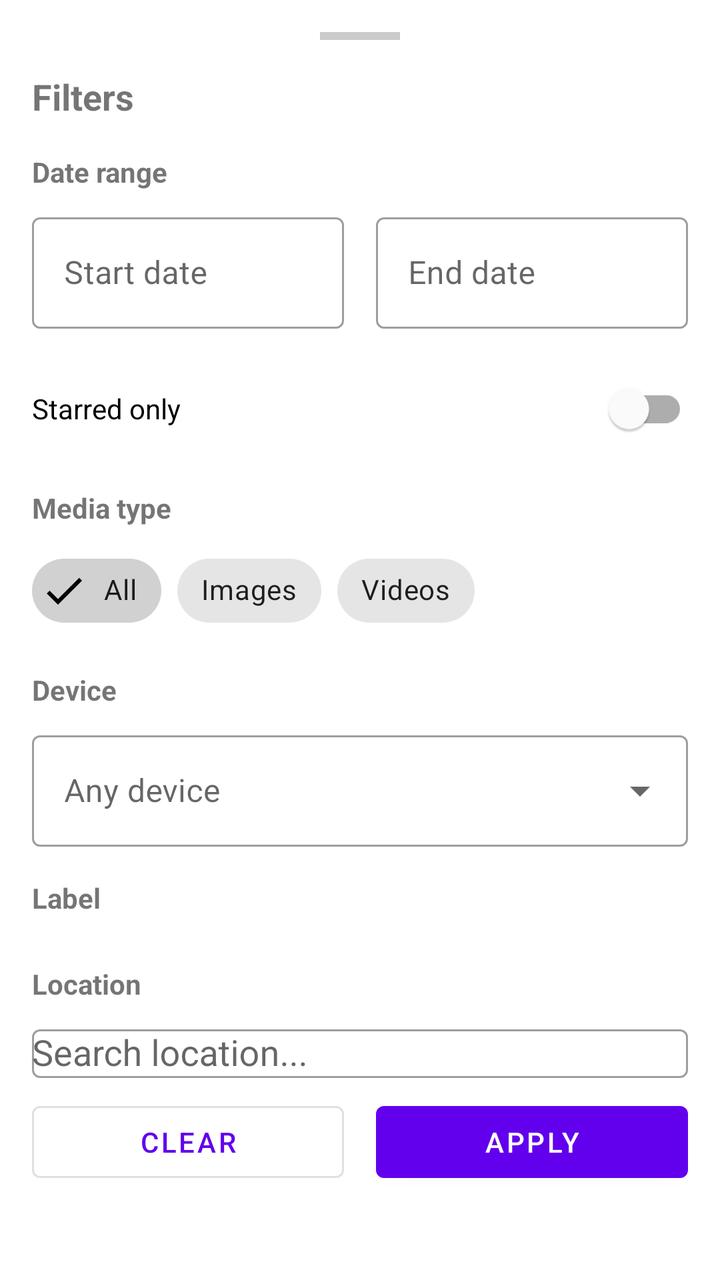
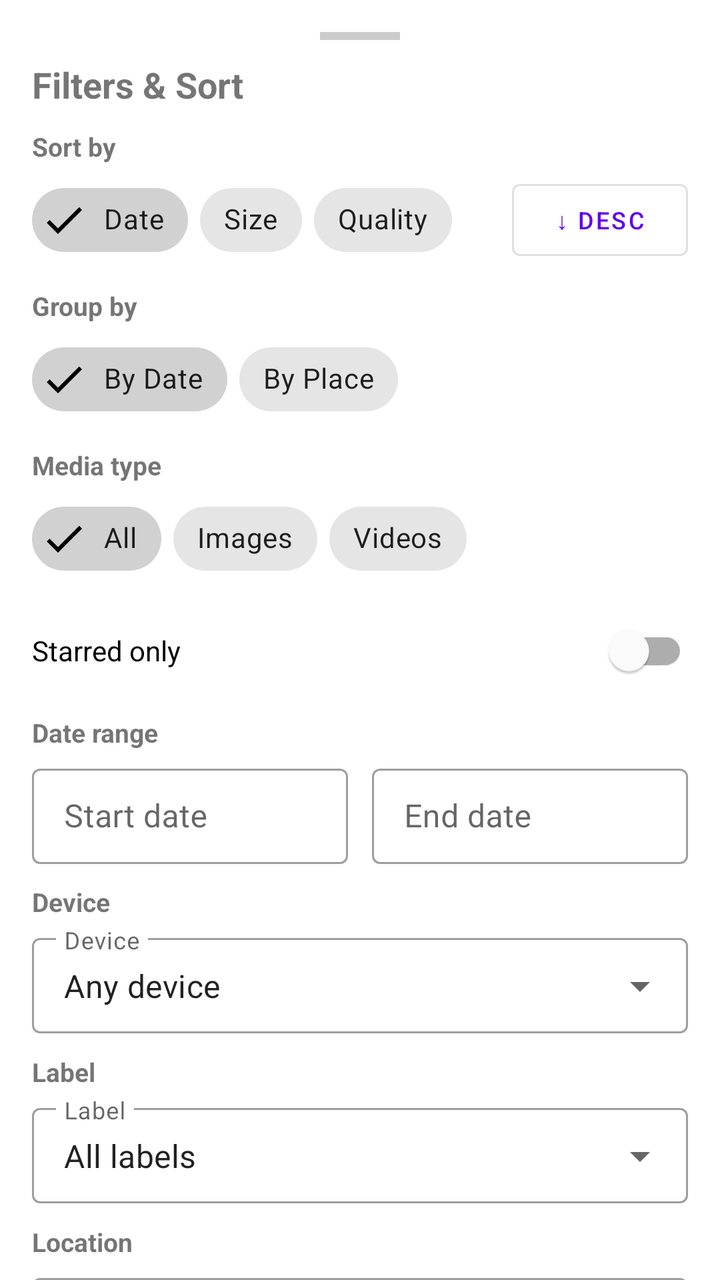

Before-and-after screenshots of an Android layout around one commit, followed by the original layout XML and the change that was made.
<!-- AndroidManifest.xml: application theme Theme.Reminisce -->
<!-- res/layout/fragment_filter_bottom_sheet.xml -->
<?xml version="1.0" encoding="utf-8"?>
<androidx.core.widget.NestedScrollView xmlns:android="http://schemas.android.com/apk/res/android"
    xmlns:app="http://schemas.android.com/apk/res-auto"
    android:layout_width="match_parent"
    android:layout_height="wrap_content"
    android:clipToPadding="false">

    <LinearLayout
        android:layout_width="match_parent"
        android:layout_height="wrap_content"
        android:orientation="vertical"
        android:padding="16dp">

        
        <View
            android:layout_width="40dp"
            android:layout_height="4dp"
            android:layout_gravity="center_horizontal"
            android:layout_marginBottom="16dp"
            android:background="#CCCCCC" />

        <TextView
            android:layout_width="wrap_content"
            android:layout_height="wrap_content"
            android:text="Filters"
            android:textSize="18sp"
            android:textStyle="bold"
            android:layout_marginBottom="16dp" />

        
        <TextView
            android:layout_width="wrap_content"
            android:layout_height="wrap_content"
            android:text="Date range"
            android:textSize="14sp"
            android:textStyle="bold"
            android:layout_marginBottom="8dp" />

        <LinearLayout
            android:layout_width="match_parent"
            android:layout_height="wrap_content"
            android:orientation="horizontal"
            android:layout_marginBottom="16dp">

            <com.google.android.material.textfield.TextInputLayout
                android:layout_width="0dp"
                android:layout_height="wrap_content"
                android:layout_weight="1"
                android:layout_marginEnd="8dp"
                android:hint="Start date"
                style="@style/Widget.MaterialComponents.TextInputLayout.OutlinedBox">

                <com.google.android.material.textfield.TextInputEditText
                    android:id="@+id/startDateField"
                    android:layout_width="match_parent"
                    android:layout_height="wrap_content"
                    android:focusable="false"
                    android:inputType="none"
                    android:maxLines="1" />

            </com.google.android.material.textfield.TextInputLayout>

            <com.google.android.material.textfield.TextInputLayout
                android:layout_width="0dp"
                android:layout_height="wrap_content"
                android:layout_weight="1"
                android:layout_marginStart="8dp"
                android:hint="End date"
                style="@style/Widget.MaterialComponents.TextInputLayout.OutlinedBox">

                <com.google.android.material.textfield.TextInputEditText
                    android:id="@+id/endDateField"
                    android:layout_width="match_parent"
                    android:layout_height="wrap_content"
                    android:focusable="false"
                    android:inputType="none"
                    android:maxLines="1" />

            </com.google.android.material.textfield.TextInputLayout>

        </LinearLayout>

        <com.google.android.material.button.MaterialButton
            android:id="@+id/clearDatesButton"
            android:layout_width="wrap_content"
            android:layout_height="wrap_content"
            android:text="Clear dates"
            android:visibility="gone"
            android:layout_gravity="end"
            style="@style/Widget.MaterialComponents.Button.TextButton" />

        
        <com.google.android.material.switchmaterial.SwitchMaterial
            android:id="@+id/starredSwitch"
            android:layout_width="match_parent"
            android:layout_height="wrap_content"
            android:layout_marginBottom="16dp"
            android:text="Starred only" />

        
        <TextView
            android:layout_width="wrap_content"
            android:layout_height="wrap_content"
            android:text="Media type"
            android:textSize="14sp"
            android:textStyle="bold"
            android:layout_marginBottom="8dp" />

        <com.google.android.material.chip.ChipGroup
            android:id="@+id/mediaTypeChipGroup"
            android:layout_width="match_parent"
            android:layout_height="wrap_content"
            android:layout_marginBottom="16dp"
            app:singleSelection="true"
            app:selectionRequired="true">

            <com.google.android.material.chip.Chip
                android:id="@+id/filterChipAll"
                android:layout_width="wrap_content"
                android:layout_height="wrap_content"
                android:text="All"
                android:checked="true"
                style="@style/Widget.MaterialComponents.Chip.Filter" />

            <com.google.android.material.chip.Chip
                android:id="@+id/filterChipImages"
                android:layout_width="wrap_content"
                android:layout_height="wrap_content"
                android:text="Images"
                style="@style/Widget.MaterialComponents.Chip.Filter" />

            <com.google.android.material.chip.Chip
                android:id="@+id/filterChipVideos"
                android:layout_width="wrap_content"
                android:layout_height="wrap_content"
                android:text="Videos"
                style="@style/Widget.MaterialComponents.Chip.Filter" />

        </com.google.android.material.chip.ChipGroup>

        
        <TextView
            android:layout_width="wrap_content"
            android:layout_height="wrap_content"
            android:text="Device"
            android:textSize="14sp"
            android:textStyle="bold"
            android:layout_marginBottom="8dp" />

        <com.google.android.material.textfield.TextInputLayout
            android:layout_width="match_parent"
            android:layout_height="wrap_content"
            android:layout_marginBottom="16dp"
            android:hint="Any device"
            style="@style/Widget.MaterialComponents.TextInputLayout.OutlinedBox.ExposedDropdownMenu">

            <com.google.android.material.textfield.MaterialAutoCompleteTextView
                android:id="@+id/deviceDropdown"
                android:layout_width="match_parent"
                android:layout_height="wrap_content"
                android:inputType="none" />

        </com.google.android.material.textfield.TextInputLayout>

        
        <TextView
            android:layout_width="wrap_content"
            android:layout_height="wrap_content"
            android:text="Label"
            android:textSize="14sp"
            android:textStyle="bold"
            android:layout_marginBottom="8dp" />

        <com.google.android.material.chip.ChipGroup
            android:id="@+id/labelChipGroup"
            android:layout_width="match_parent"
            android:layout_height="wrap_content"
            android:layout_marginBottom="16dp"
            app:singleSelection="true">
            
        </com.google.android.material.chip.ChipGroup>

        
        <TextView
            android:layout_width="wrap_content"
            android:layout_height="wrap_content"
            android:text="Location"
            android:textSize="14sp"
            android:textStyle="bold"
            android:layout_marginBottom="8dp" />

        <com.google.android.material.textfield.TextInputLayout
            android:layout_width="match_parent"
            android:layout_height="wrap_content"
            android:hint="Search location..."
            style="@style/Widget.MaterialComponents.TextInputLayout.OutlinedBox">

            <com.google.android.material.textfield.MaterialAutoCompleteTextView
                android:id="@+id/locationSearchField"
                android:layout_width="match_parent"
                android:layout_height="wrap_content"
                android:inputType="text"
                android:completionThreshold="2" />

        </com.google.android.material.textfield.TextInputLayout>

        <com.google.android.material.button.MaterialButton
            android:id="@+id/clearLocationButton"
            android:layout_width="wrap_content"
            android:layout_height="wrap_content"
            android:text="Clear location"
            android:visibility="gone"
            android:layout_gravity="end"
            android:layout_marginBottom="4dp"
            style="@style/Widget.MaterialComponents.Button.TextButton" />

        <LinearLayout
            android:id="@+id/radiusSection"
            android:layout_width="match_parent"
            android:layout_height="wrap_content"
            android:orientation="vertical"
            android:visibility="gone">

            <TextView
                android:layout_width="wrap_content"
                android:layout_height="wrap_content"
                android:text="Radius (km)"
                android:textSize="12sp"
                android:layout_marginTop="8dp"
                android:layout_marginBottom="4dp" />

            <com.google.android.material.slider.Slider
                android:id="@+id/locationRadiusSlider"
                android:layout_width="match_parent"
                android:layout_height="wrap_content"
                android:layout_marginBottom="16dp"
                android:valueFrom="1"
                android:valueTo="500"
                android:stepSize="1"
                android:value="10" />
        </LinearLayout>

        
        <LinearLayout
            android:layout_width="match_parent"
            android:layout_height="wrap_content"
            android:orientation="horizontal"
            android:layout_marginTop="8dp">

            <com.google.android.material.button.MaterialButton
                android:id="@+id/clearButton"
                android:layout_width="0dp"
                android:layout_height="wrap_content"
                android:layout_weight="1"
                android:layout_marginEnd="8dp"
                android:text="Clear"
                style="@style/Widget.MaterialComponents.Button.OutlinedButton" />

            <com.google.android.material.button.MaterialButton
                android:id="@+id/applyButton"
                android:layout_width="0dp"
                android:layout_height="wrap_content"
                android:layout_weight="1"
                android:layout_marginStart="8dp"
                android:text="Apply" />

        </LinearLayout>

    </LinearLayout>

</androidx.core.widget.NestedScrollView>
<!-- resources referenced by this layout -->
<resources>
  <style name="Theme.Reminisce" parent="Theme.MaterialComponents.DayNight.DarkActionBar">
          
          <item name="colorPrimary">@color/purple_500</item>
          <item name="colorPrimaryVariant">@color/purple_700</item>
          <item name="colorOnPrimary">@color/white</item>
          
          <item name="colorSecondary">@color/teal_200</item>
          <item name="colorSecondaryVariant">@color/teal_700</item>
          <item name="colorOnSecondary">@color/black</item>
          
          <item name="android:statusBarColor">?attr/colorPrimaryVariant</item>
          
      </style>
  <color name="purple_500">#FF6200EE</color>
  <color name="purple_700">#FF3700B3</color>
  <color name="white">#FFFFFFFF</color>
  <color name="teal_200">#FF03DAC5</color>
  <color name="teal_700">#FF018786</color>
  <color name="black">#FF000000</color>
</resources>

<!-- the commit's change to res/layout/fragment_filter_bottom_sheet.xml (unified diff, before → after) -->
@@ -16,39 +16,188 @@
             android:layout_width="40dp"
             android:layout_height="4dp"
             android:layout_gravity="center_horizontal"
-            android:layout_marginBottom="16dp"
+            android:layout_marginBottom="10dp"
             android:background="#CCCCCC" />
 
         <TextView
             android:layout_width="wrap_content"
             android:layout_height="wrap_content"
-            android:text="Filters"
+            android:text="Filters &amp; Sort"
             android:textSize="18sp"
             android:textStyle="bold"
-            android:layout_marginBottom="16dp" />
+            android:layout_marginBottom="10dp" />
+
+        
+        <TextView
+            android:layout_width="wrap_content"
+            android:layout_height="wrap_content"
+            android:text="Sort by"
+            android:textSize="13sp"
+            android:textStyle="bold"
+            android:layout_marginBottom="4dp" />
+
+        <LinearLayout
+            android:layout_width="match_parent"
+            android:layout_height="wrap_content"
+            android:orientation="horizontal"
+            android:gravity="center_vertical"
+            android:layout_marginBottom="10dp">
+
+            <com.google.android.material.chip.ChipGroup
+                android:id="@+id/sortChipGroup"
+                android:layout_width="0dp"
+                android:layout_height="wrap_content"
+                android:layout_weight="1"
+                app:chipSpacingHorizontal="6dp"
+                app:singleSelection="true"
+                app:selectionRequired="true">
+
+                <com.google.android.material.chip.Chip
+                    android:id="@+id/sortDateChip"
+                    android:layout_width="wrap_content"
+                    android:layout_height="wrap_content"
+                    android:text="Date"
+                    android:checked="true"
+                    style="@style/Widget.MaterialComponents.Chip.Filter" />
+
+                <com.google.android.material.chip.Chip
+                    android:id="@+id/sortSizeChip"
+                    android:layout_width="wrap_content"
+                    android:layout_height="wrap_content"
+                    android:text="Size"
+                    style="@style/Widget.MaterialComponents.Chip.Filter" />
+
+                <com.google.android.material.chip.Chip
+                    android:id="@+id/sortQualityChip"
+                    android:layout_width="wrap_content"
+                    android:layout_height="wrap_content"
+                    android:text="Quality"
+                    style="@style/Widget.MaterialComponents.Chip.Filter" />
+
+            </com.google.android.material.chip.ChipGroup>
+
+            <com.google.android.material.button.MaterialButton
+                android:id="@+id/sortOrderButton"
+                android:layout_width="wrap_content"
+                android:layout_height="36dp"
+                android:layout_marginStart="6dp"
+                android:insetTop="0dp"
+                android:insetBottom="0dp"
+                android:paddingStart="10dp"
+                android:paddingEnd="10dp"
+                android:text="↓ Desc"
+                android:textSize="12sp"
+                style="@style/Widget.MaterialComponents.Button.OutlinedButton" />
+
+        </LinearLayout>
+
+        
+        <TextView
+            android:layout_width="wrap_content"
+            android:layout_height="wrap_content"
+            android:text="Group by"
+            android:textSize="13sp"
+            android:textStyle="bold"
+            android:layout_marginBottom="4dp" />
+
+        <com.google.android.material.chip.ChipGroup
+            android:id="@+id/groupByChipGroup"
+            android:layout_width="match_parent"
+            android:layout_height="wrap_content"
+            android:layout_marginBottom="10dp"
+            app:chipSpacingHorizontal="6dp"
+            app:singleSelection="true"
+            app:selectionRequired="true">
+
+            <com.google.android.material.chip.Chip
+                android:id="@+id/groupByDateChip"
+                android:layout_width="wrap_content"
+                android:layout_height="wrap_content"
+                android:text="By Date"
+                android:checked="true"
+                style="@style/Widget.MaterialComponents.Chip.Filter" />
+
+            <com.google.android.material.chip.Chip
+                android:id="@+id/groupByPlaceChip"
+                android:layout_width="wrap_content"
+                android:layout_height="wrap_content"
+                android:text="By Place"
+                style="@style/Widget.MaterialComponents.Chip.Filter" />
+
+        </com.google.android.material.chip.ChipGroup>
+
+        
+        <TextView
+            android:layout_width="wrap_content"
+            android:layout_height="wrap_content"
+            android:text="Media type"
+            android:textSize="13sp"
+            android:textStyle="bold"
+            android:layout_marginBottom="4dp" />
+
+        <com.google.android.material.chip.ChipGroup
+            android:id="@+id/mediaTypeChipGroup"
+            android:layout_width="match_parent"
+            android:layout_height="wrap_content"
+            android:layout_marginBottom="8dp"
+            app:chipSpacingHorizontal="6dp"
+            app:singleSelection="true"
+            app:selectionRequired="true">
+
+            <com.google.android.material.chip.Chip
+                android:id="@+id/filterChipAll"
+                android:layout_width="wrap_content"
+                android:layout_height="wrap_content"
+                android:text="All"
+                android:checked="true"
+                style="@style/Widget.MaterialComponents.Chip.Filter" />
+
+            <com.google.android.material.chip.Chip
+                android:id="@+id/filterChipImages"
+                android:layout_width="wrap_content"
+                android:layout_height="wrap_content"
+                android:text="Images"
+                style="@style/Widget.MaterialComponents.Chip.Filter" />
+
+            <com.google.android.material.chip.Chip
+                android:id="@+id/filterChipVideos"
+                android:layout_width="wrap_content"
+                android:layout_height="wrap_content"
+                android:text="Videos"
+                style="@style/Widget.MaterialComponents.Chip.Filter" />
+
+        </com.google.android.material.chip.ChipGroup>
+
+        
+        <com.google.android.material.switchmaterial.SwitchMaterial
+            android:id="@+id/starredSwitch"
+            android:layout_width="match_parent"
+            android:layout_height="wrap_content"
+            android:layout_marginBottom="8dp"
+            android:text="Starred only" />
 
         
         <TextView
             android:layout_width="wrap_content"
             android:layout_height="wrap_content"
             android:text="Date range"
-            android:textSize="14sp"
-            android:textStyle="bold"
-            android:layout_marginBottom="8dp" />
+            android:textSize="13sp"
+            android:textStyle="bold"
+            android:layout_marginBottom="4dp" />
 
         <LinearLayout
             android:layout_width="match_parent"
             android:layout_height="wrap_content"
             android:orientation="horizontal"
-            android:layout_marginBottom="16dp">
+            android:layout_marginBottom="4dp">
 
             <com.google.android.material.textfield.TextInputLayout
                 android:layout_width="0dp"
                 android:layout_height="wrap_content"
                 android:layout_weight="1"
-                android:layout_marginEnd="8dp"
+                android:layout_marginEnd="6dp"
                 android:hint="Start date"
-                style="@style/Widget.MaterialComponents.TextInputLayout.OutlinedBox">
+                style="@style/Widget.MaterialComponents.TextInputLayout.OutlinedBox.Dense">
 
                 <com.google.android.material.textfield.TextInputEditText
                     android:id="@+id/startDateField"
@@ -64,9 +213,9 @@
                 android:layout_width="0dp"
                 android:layout_height="wrap_content"
                 android:layout_weight="1"
-                android:layout_marginStart="8dp"
+                android:layout_marginStart="6dp"
                 android:hint="End date"
-                style="@style/Widget.MaterialComponents.TextInputLayout.OutlinedBox">
+                style="@style/Widget.MaterialComponents.TextInputLayout.OutlinedBox.Dense">
 
                 <com.google.android.material.textfield.TextInputEditText
                     android:id="@+id/endDateField"
@@ -90,74 +239,28 @@
             style="@style/Widget.MaterialComponents.Button.TextButton" />
 
         
-        <com.google.android.material.switchmaterial.SwitchMaterial
-            android:id="@+id/starredSwitch"
-            android:layout_width="match_parent"
-            android:layout_height="wrap_content"
-            android:layout_marginBottom="16dp"
-            android:text="Starred only" />
-
-        
-        <TextView
-            android:layout_width="wrap_content"
-            android:layout_height="wrap_content"
-            android:text="Media type"
-            android:textSize="14sp"
-            android:textStyle="bold"
-            android:layout_marginBottom="8dp" />
-
-        <com.google.android.material.chip.ChipGroup
-            android:id="@+id/mediaTypeChipGroup"
-            android:layout_width="match_parent"
-            android:layout_height="wrap_content"
-            android:layout_marginBottom="16dp"
-            app:singleSelection="true"
-            app:selectionRequired="true">
-
-            <com.google.android.material.chip.Chip
-                android:id="@+id/filterChipAll"
-                android:layout_width="wrap_content"
-                android:layout_height="wrap_content"
-                android:text="All"
-                android:checked="true"
-                style="@style/Widget.MaterialComponents.Chip.Filter" />
-
-            <com.google.android.material.chip.Chip
-                android:id="@+id/filterChipImages"
-                android:layout_width="wrap_content"
-                android:layout_height="wrap_content"
-                android:text="Images"
-                style="@style/Widget.MaterialComponents.Chip.Filter" />
-
-            <com.google.android.material.chip.Chip
-                android:id="@+id/filterChipVideos"
-                android:layout_width="wrap_content"
-                android:layout_height="wrap_content"
-                android:text="Videos"
-                style="@style/Widget.MaterialComponents.Chip.Filter" />
-
-        </com.google.android.material.chip.ChipGroup>
-
-        
         <TextView
             android:layout_width="wrap_content"
             android:layout_height="wrap_content"
             android:text="Device"
-            android:textSize="14sp"
-            android:textStyle="bold"
-            android:layout_marginBottom="8dp" />
+            android:textSize="13sp"
+            android:textStyle="bold"
+            android:layout_marginTop="6dp"
+            android:layout_marginBottom="4dp" />
 
         <com.google.android.material.textfield.TextInputLayout
-            android:layout_width="match_parent"
-            android:layout_height="wrap_content"
-            android:layout_marginBottom="16dp"
-            android:hint="Any device"
-            style="@style/Widget.MaterialComponents.TextInputLayout.OutlinedBox.ExposedDropdownMenu">
+            android:id="@+id/deviceInputLayout"
+            android:layout_width="match_parent"
+            android:layout_height="wrap_content"
+            android:layout_marginBottom="10dp"
+            android:hint="Device"
+            style="@style/Widget.MaterialComponents.TextInputLayout.OutlinedBox.Dense.ExposedDropdownMenu">
 
             <com.google.android.material.textfield.MaterialAutoCompleteTextView
                 android:id="@+id/deviceDropdown"
                 android:layout_width="match_parent"
                 android:layout_height="wrap_content"
+                android:text="Any device"
                 android:inputType="none" />
 
         </com.google.android.material.textfield.TextInputLayout>
@@ -167,33 +270,41 @@
             android:layout_width="wrap_content"
             android:layout_height="wrap_content"
             android:text="Label"
-            android:textSize="14sp"
-            android:textStyle="bold"
-            android:layout_marginBottom="8dp" />
-
-        <com.google.android.material.chip.ChipGroup
-            android:id="@+id/labelChipGroup"
-            android:layout_width="match_parent"
-            android:layout_height="wrap_content"
-            android:layout_marginBottom="16dp"
-            app:singleSelection="true">
-            
-        </com.google.android.material.chip.ChipGroup>
+            android:textSize="13sp"
+            android:textStyle="bold"
+            android:layout_marginBottom="4dp" />
+
+        <com.google.android.material.textfield.TextInputLayout
+            android:id="@+id/labelInputLayout"
+            android:layout_width="match_parent"
+            android:layout_height="wrap_content"
+            android:layout_marginBottom="10dp"
+            android:hint="Label"
+            style="@style/Widget.MaterialComponents.TextInputLayout.OutlinedBox.Dense.ExposedDropdownMenu">
+
+            <com.google.android.material.textfield.MaterialAutoCompleteTextView
+                android:id="@+id/labelDropdown"
+                android:layout_width="match_parent"
+                android:layout_height="wrap_content"
+                android:text="All labels"
+                android:inputType="none" />
+
+        </com.google.android.material.textfield.TextInputLayout>
 
         
         <TextView
             android:layout_width="wrap_content"
             android:layout_height="wrap_content"
             android:text="Location"
-            android:textSize="14sp"
-            android:textStyle="bold"
-            android:layout_marginBottom="8dp" />
+            android:textSize="13sp"
+            android:textStyle="bold"
+            android:layout_marginBottom="4dp" />
 
         <com.google.android.material.textfield.TextInputLayout
             android:layout_width="match_parent"
             android:layout_height="wrap_content"
             android:hint="Search location..."
-            style="@style/Widget.MaterialComponents.TextInputLayout.OutlinedBox">
+            style="@style/Widget.MaterialComponents.TextInputLayout.OutlinedBox.Dense">
 
             <com.google.android.material.textfield.MaterialAutoCompleteTextView
                 android:id="@+id/locationSearchField"
@@ -226,14 +337,14 @@
                 android:layout_height="wrap_content"
                 android:text="Radius (km)"
                 android:textSize="12sp"
-                android:layout_marginTop="8dp"
-                android:layout_marginBottom="4dp" />
+                android:layout_marginTop="6dp"
+                android:layout_marginBottom="2dp" />
 
             <com.google.android.material.slider.Slider
                 android:id="@+id/locationRadiusSlider"
                 android:layout_width="match_parent"
                 android:layout_height="wrap_content"
-                android:layout_marginBottom="16dp"
+                android:layout_marginBottom="10dp"
                 android:valueFrom="1"
                 android:valueTo="500"
                 android:stepSize="1"
@@ -245,7 +356,7 @@
             android:layout_width="match_parent"
             android:layout_height="wrap_content"
             android:orientation="horizontal"
-            android:layout_marginTop="8dp">
+            android:layout_marginTop="10dp">
 
             <com.google.android.material.button.MaterialButton
                 android:id="@+id/clearButton"
@@ -253,7 +364,7 @@
                 android:layout_height="wrap_content"
                 android:layout_weight="1"
                 android:layout_marginEnd="8dp"
-                android:text="Clear"
+                android:text="Reset"
                 style="@style/Widget.MaterialComponents.Button.OutlinedButton" />
 
             <com.google.android.material.button.MaterialButton
